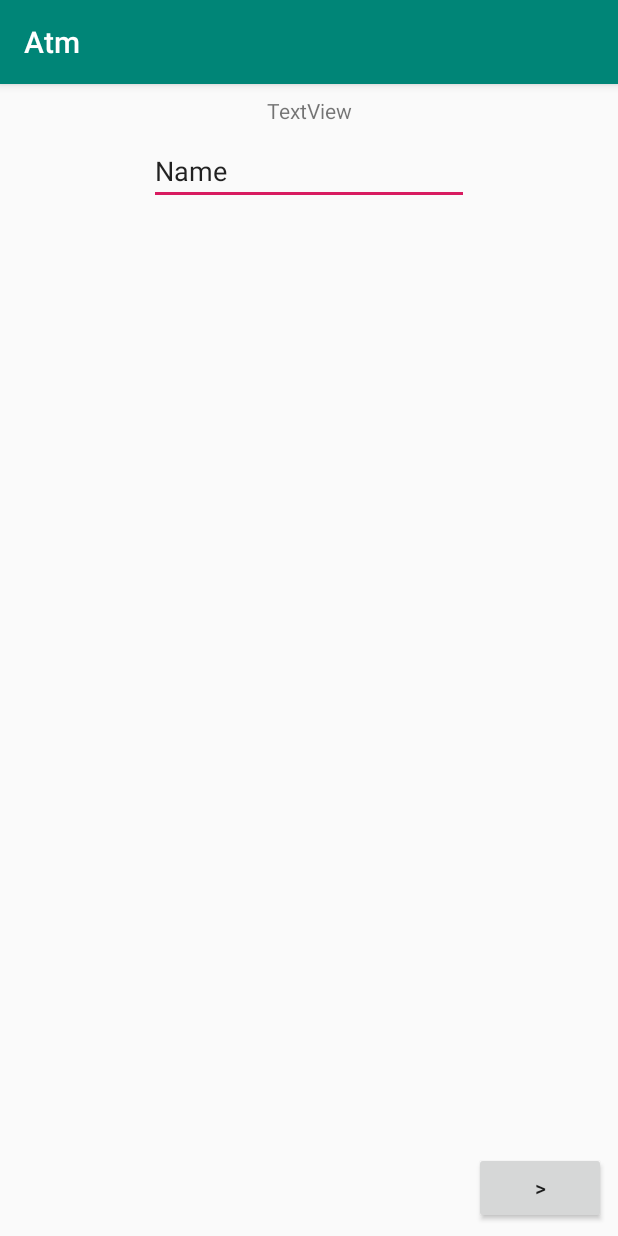
After one commit to holly199975/Atm, an Android app: the NicknameActivity screen opened directly, with no data from a screen before it, on a phone screen of 412 x 824 dp. The commit adds this screen. Run offline under Robolectric (Android 15) with nearby library versions, the phone set to English and light mode, and no system bars.

Commit message:
SharedPreferences,nickname,age,gender

```diff
--- a/app/build.gradle
+++ b/app/build.gradle
@@ -20,7 +20,7 @@ android {
 
 dependencies {
     implementation fileTree(dir: 'libs', include: ['*.jar'])
-    implementation 'com.android.support:appcompat-v7:28.0.0'
+    implementation 'com.android.support:appcompat-v7:27+'
     implementation 'com.android.support.constraint:constraint-layout:1.1.3'
     testImplementation 'junit:junit:4.12'
     androidTestImplementation 'com.android.support.test:runner:1.0.2'
--- a/app/src/main/AndroidManifest.xml
+++ b/app/src/main/AndroidManifest.xml
@@ -16,7 +16,10 @@
                 <category android:name="android.intent.category.LAUNCHER" />
             </intent-filter>
         </activity>
-        <activity android:name=".LoginActivity"></activity>
+        <activity android:name=".LoginActivity" />
+        <activity android:name=".NicknameActivity" />
+        <activity android:name=".AgeActivity" />
+        <activity android:name=".GenderActivity"></activity>
     </application>
 
 </manifest>
--- /dev/null
+++ b/app/src/main/java/com/holly/atm/NicknameActivity.java
@@ -0,0 +1,13 @@
+package com.holly.atm;
+
+import android.support.v7.app.AppCompatActivity;
+import android.os.Bundle;
+
+public class NicknameActivity extends AppCompatActivity {
+
+    @Override
+    protected void onCreate(Bundle savedInstanceState) {
+        super.onCreate(savedInstanceState);
+        setContentView(R.layout.activity_nickname);
+    }
+}
--- /dev/null
+++ b/app/src/main/res/layout/activity_nickname.xml
@@ -0,0 +1,50 @@
+<?xml version="1.0" encoding="utf-8"?>
+<android.support.constraint.ConstraintLayout xmlns:android="http://schemas.android.com/apk/res/android"
+    xmlns:app="http://schemas.android.com/apk/res-auto"
+    xmlns:tools="http://schemas.android.com/tools"
+    android:layout_width="match_parent"
+    android:layout_height="match_parent"
+    tools:context=".NicknameActivity">
+
+    <TextView
+        android:id="@+id/textView3"
+        android:layout_width="wrap_content"
+        android:layout_height="wrap_content"
+        android:layout_marginEnd="8dp"
+        android:layout_marginLeft="8dp"
+        android:layout_marginRight="8dp"
+        android:layout_marginStart="8dp"
+        android:layout_marginTop="8dp"
+        android:text="TextView"
+        app:layout_constraintEnd_toEndOf="parent"
+        app:layout_constraintStart_toStartOf="parent"
+        app:layout_constraintTop_toTopOf="parent" />
+
+    <EditText
+        android:id="@+id/ed_nickname"
+        android:layout_width="wrap_content"
+        android:layout_height="wrap_content"
+        android:layout_marginEnd="8dp"
+        android:layout_marginLeft="8dp"
+        android:layout_marginRight="8dp"
+        android:layout_marginStart="8dp"
+        android:layout_marginTop="8dp"
+        android:ems="10"
+        android:inputType="textPersonName"
+        android:text="Name"
+        app:layout_constraintEnd_toEndOf="parent"
+        app:layout_constraintStart_toStartOf="parent"
+        app:layout_constraintTop_toBottomOf="@+id/textView3" />
+
+    <Button
+        android:id="@+id/button3"
+        android:layout_width="wrap_content"
+        android:layout_height="wrap_content"
+        android:layout_marginBottom="8dp"
+        android:layout_marginEnd="8dp"
+        android:layout_marginRight="8dp"
+        android:onClick="next"
+        android:text=">"
+        app:layout_constraintBottom_toBottomOf="parent"
+        app:layout_constraintEnd_toEndOf="parent" />
+</android.support.constraint.ConstraintLayout>
```
Also changed, not shown: app/src/main/java/com/holly/atm/AgeActivity.java (added, +13 -0 lines), app/src/main/java/com/holly/atm/GenderActivity.java (added, +13 -0 lines), app/src/main/java/com/holly/atm/LoginActivity.java (+4 -3 lines), app/src/main/java/com/holly/atm/MainActivity.java (+25 -8 lines), app/src/main/res/layout/activity_age.xml (added, +9 -0 lines), app/src/main/res/layout/activity_gender.xml (added, +9 -0 lines).
